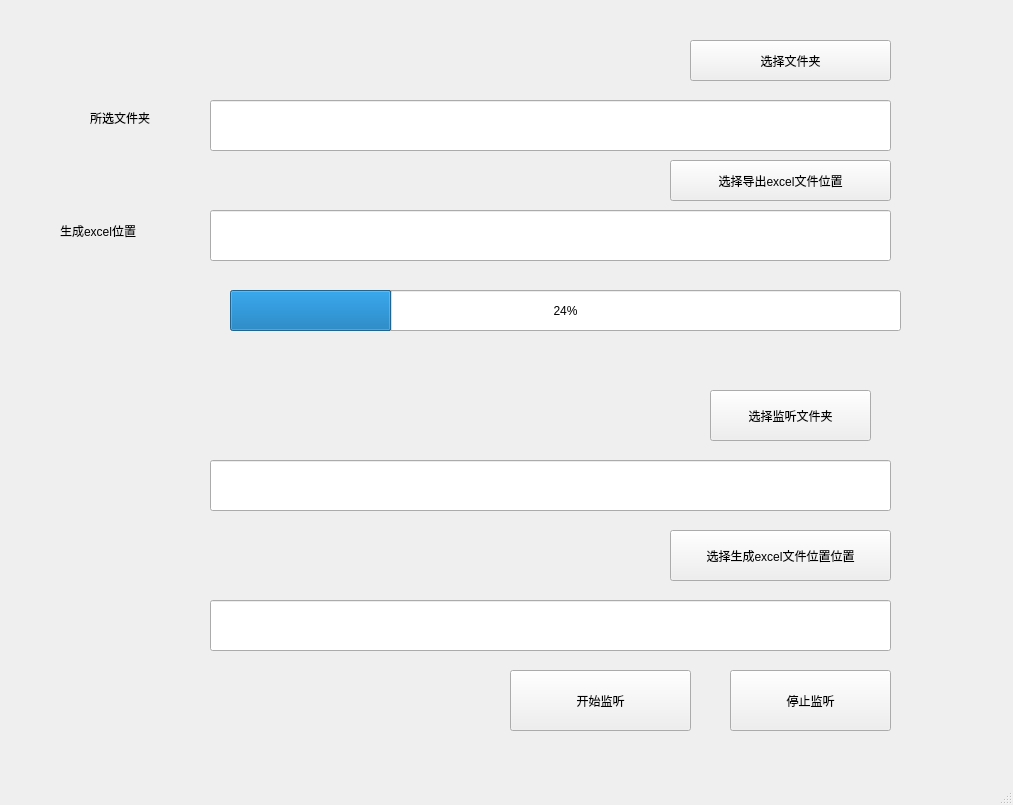
The window that lgp_file_ana/mainwindow.ui (tiansongyu/LGP_file_ana) describes before a commit, drawn with Qt 5.
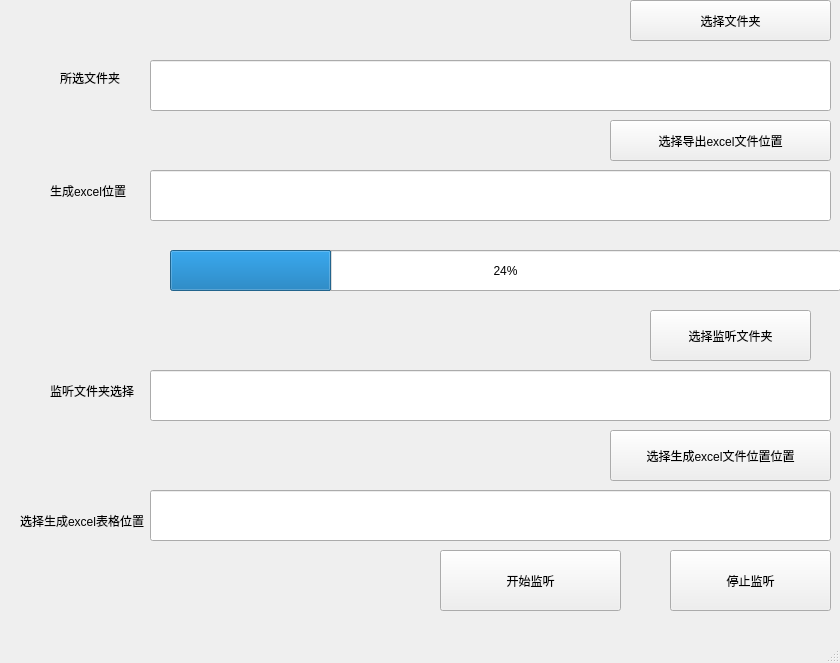
The same window after the commit.

Patch:
```diff
--- a/lgp_file_ana/mainwindow.ui
+++ b/lgp_file_ana/mainwindow.ui
@@ -6,8 +6,8 @@
    <rect>
     <x>0</x>
     <y>0</y>
-    <width>1013</width>
-    <height>805</height>
+    <width>840</width>
+    <height>663</height>
    </rect>
   </property>
   <property name="cursor">
@@ -20,8 +20,8 @@
    <widget class="QPushButton" name="pushButton">
     <property name="geometry">
      <rect>
-      <x>690</x>
-      <y>40</y>
+      <x>630</x>
+      <y>0</y>
       <width>201</width>
       <height>41</height>
      </rect>
@@ -33,8 +33,8 @@
    <widget class="QLineEdit" name="dir_name">
     <property name="geometry">
      <rect>
-      <x>210</x>
-      <y>100</y>
+      <x>150</x>
+      <y>60</y>
       <width>681</width>
       <height>51</height>
      </rect>
@@ -43,8 +43,8 @@
    <widget class="QPushButton" name="pushButton_2">
     <property name="geometry">
      <rect>
-      <x>670</x>
-      <y>160</y>
+      <x>610</x>
+      <y>120</y>
       <width>221</width>
       <height>41</height>
      </rect>
@@ -56,8 +56,8 @@
    <widget class="QLabel" name="label">
     <property name="geometry">
      <rect>
-      <x>90</x>
-      <y>110</y>
+      <x>60</x>
+      <y>70</y>
       <width>81</width>
       <height>16</height>
      </rect>
@@ -69,8 +69,8 @@
    <widget class="QLineEdit" name="excel_dir">
     <property name="geometry">
      <rect>
-      <x>210</x>
-      <y>210</y>
+      <x>150</x>
+      <y>170</y>
       <width>681</width>
       <height>51</height>
      </rect>
@@ -79,9 +79,9 @@
    <widget class="QLabel" name="label_2">
     <property name="geometry">
      <rect>
-      <x>60</x>
-      <y>220</y>
-      <width>131</width>
+      <x>50</x>
+      <y>180</y>
+      <width>111</width>
       <height>21</height>
      </rect>
     </property>
@@ -92,8 +92,8 @@
    <widget class="QLabel" name="label_3">
     <property name="geometry">
      <rect>
-      <x>320</x>
-      <y>340</y>
+      <x>260</x>
+      <y>300</y>
       <width>281</width>
       <height>21</height>
      </rect>
@@ -105,8 +105,8 @@
    <widget class="QProgressBar" name="progressBar">
     <property name="geometry">
      <rect>
-      <x>230</x>
-      <y>290</y>
+      <x>170</x>
+      <y>250</y>
       <width>671</width>
       <height>41</height>
      </rect>
@@ -118,8 +118,8 @@
    <widget class="QPushButton" name="pushButton_3">
     <property name="geometry">
      <rect>
-      <x>710</x>
-      <y>390</y>
+      <x>650</x>
+      <y>310</y>
       <width>161</width>
       <height>51</height>
      </rect>
@@ -131,8 +131,8 @@
    <widget class="QLineEdit" name="lineEdit">
     <property name="geometry">
      <rect>
-      <x>210</x>
-      <y>460</y>
+      <x>150</x>
+      <y>370</y>
       <width>681</width>
       <height>51</height>
      </rect>
@@ -141,8 +141,8 @@
    <widget class="QPushButton" name="pushButton_4">
     <property name="geometry">
      <rect>
-      <x>670</x>
-      <y>530</y>
+      <x>610</x>
+      <y>430</y>
       <width>221</width>
       <height>51</height>
      </rect>
@@ -154,8 +154,8 @@
    <widget class="QLineEdit" name="lineEdit_2">
     <property name="geometry">
      <rect>
-      <x>210</x>
-      <y>600</y>
+      <x>150</x>
+      <y>490</y>
       <width>681</width>
       <height>51</height>
      </rect>
@@ -164,8 +164,8 @@
    <widget class="QPushButton" name="pushButton_5">
     <property name="geometry">
      <rect>
-      <x>510</x>
-      <y>670</y>
+      <x>440</x>
+      <y>550</y>
       <width>181</width>
       <height>61</height>
      </rect>
@@ -177,8 +177,8 @@
    <widget class="QPushButton" name="pushButton_6">
     <property name="geometry">
      <rect>
-      <x>730</x>
-      <y>670</y>
+      <x>670</x>
+      <y>550</y>
       <width>161</width>
       <height>61</height>
      </rect>
@@ -187,6 +187,32 @@
      <string>停止监听</string>
     </property>
    </widget>
+   <widget class="QLabel" name="label_4">
+    <property name="geometry">
+     <rect>
+      <x>50</x>
+      <y>380</y>
+      <width>91</width>
+      <height>21</height>
+     </rect>
+    </property>
+    <property name="text">
+     <string>监听文件夹选择</string>
+    </property>
+   </widget>
+   <widget class="QLabel" name="label_5">
+    <property name="geometry">
+     <rect>
+      <x>20</x>
+      <y>510</y>
+      <width>131</width>
+      <height>21</height>
+     </rect>
+    </property>
+    <property name="text">
+     <string>选择生成excel表格位置</string>
+    </property>
+   </widget>
   </widget>
   <widget class="QMenuBar" name="menubar">
    <property name="geometry">
```
Left out of the diff: 4 changed lines with no effect on the pictures.
